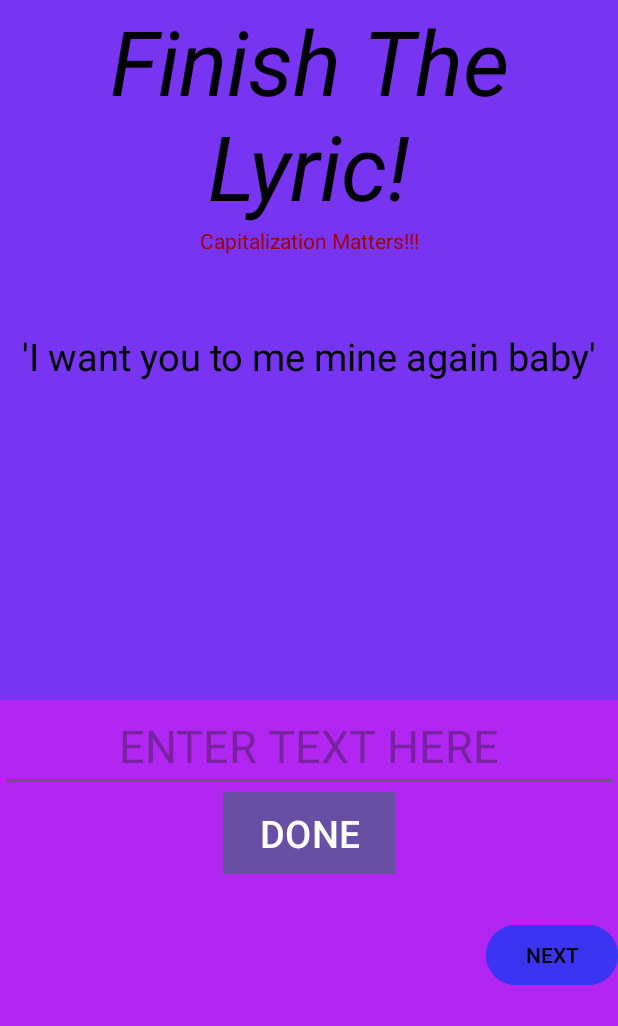
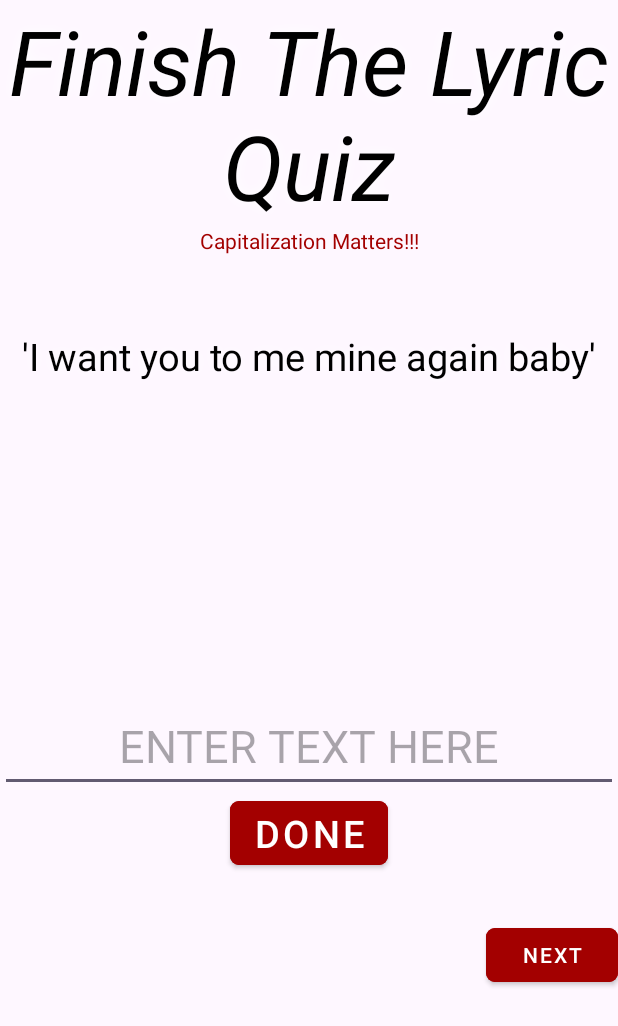
Before and after one commit to gimmeyahring/Finish_The_Drake_Lyric_Quiz, an Android app: the screen it shows after launch (MainActivity), on a phone screen of 412 x 824 dp. Shown: the top 1026 px of the screen. Run offline under Robolectric (Android 15) with nearby library versions, the phone set to English and light mode, and no system bars.

Commit message:
change design

```diff
--- a/app/src/main/res/layout/activity_main.xml
+++ b/app/src/main/res/layout/activity_main.xml
@@ -5,7 +5,7 @@
     android:layout_height="match_parent"
     android:orientation="vertical"
     android:gravity="top"
-    android:background="@color/color2"
+
 
     xmlns:android="http://schemas.android.com/apk/res/android">
 
@@ -14,10 +14,14 @@
         android:layout_height="wrap_content"
 
         android:gravity="center"
-        android:text="Finish The Lyric!"
+        android:text="@string/app_name"
         android:textSize="60sp"
         android:textStyle="italic"
-        android:background="@color/color1"
+        android:shadowColor="@color/white"
+        android:shadowDx="0.0"
+        android:shadowDy="0.0"
+        android:shadowRadius="10"
+
         android:textColor="@color/black"
         />
 
@@ -27,14 +31,14 @@
         android:layout_height="wrap_content"
         android:gravity="center"
         android:text="Capitalization Matters!!!"
-        android:background="@color/color1"
+
         android:textColor="@color/red"
         />
 
     <View
         android:layout_width="match_parent"
         android:layout_height="50sp"
-        android:foreground="@color/color1"
+
         />
 
     <TextView
@@ -43,7 +47,11 @@
         android:gravity="center"
         android:text="'I want you to me mine again baby'"
         android:textSize="25sp"
-        android:background="@color/color1"
+        android:shadowColor="@color/white"
+        android:shadowDx="0.0"
+        android:shadowDy="0.0"
+        android:shadowRadius="10"
+
         android:textColor="@color/black"
         android:id="@+id/questionTV"
         />
@@ -54,13 +62,13 @@
         android:textSize="50sp"
         android:gravity="center"
         android:textColor="@color/black"
-        android:background="@color/color1"
+
         android:id="@+id/answerMessage"
         />
     <TextView
         android:layout_width="match_parent"
         android:layout_height="wrap_content"
-        android:background="@color/color1"
+
         android:text=""
         android:gravity="center"
         android:layout_gravity="center"
@@ -71,7 +79,7 @@
     <View
         android:layout_width="match_parent"
         android:layout_height="125sp"
-        android:background="@color/color1"
+
         />
 
 
@@ -79,7 +87,7 @@
         android:layout_width="match_parent"
         android:layout_height="wrap_content"
         android:gravity="center"
-        android:hint="ENTER TEXT HERE"
+        android:hint="@string/enter_text_hint"
         android:textSize="30sp"
         android:id="@+id/enterTEXT"
         android:textColor="@color/black"
@@ -92,10 +100,12 @@
         android:layout_height="wrap_content"
         android:gravity="center"
         android:layout_gravity="center"
-        android:text="DONE"
+        android:text="@string/done_button"
         android:textSize="25dp"
         android:id="@+id/doneBTN"
-        android:background="@color/color3"
+        android:backgroundTint="@color/red"
+        style="@style/SquareButton"
+        android:textColor="@color/white"
         />
 
     <View
@@ -107,11 +117,13 @@
         android:layout_height="wrap_content"
         android:gravity="center"
         android:layout_gravity="end"
-        android:text="NEXT"
-        android:textColor="@color/black"
+        android:text="@string/next_button"
+        android:textColor="@color/white"
         android:id="@+id/nextBTN"
+        style="@style/SquareButton"
+        android:backgroundTint="@color/red"
 
-        android:backgroundTint="@color/color3"
+
         />
 
 
--- a/app/src/main/res/values/strings.xml
+++ b/app/src/main/res/values/strings.xml
@@ -1,3 +1,6 @@
 <resources>
-    <string name="app_name">Finish The Drake Lyric Quiz</string>
+    <string name="app_name">Finish The Lyric Quiz</string>
+    <string name="enter_text_hint">ENTER TEXT HERE</string>
+    <string name="done_button">DONE</string>
+    <string name="next_button">NEXT</string>
 </resources>
--- a/app/src/main/res/values/themes.xml
+++ b/app/src/main/res/values/themes.xml
@@ -4,6 +4,9 @@
         <!-- Customize your light theme here. -->
         <!-- <item name="colorPrimary">@color/my_light_primary</item> -->
     </style>
+    <style name="SquareButton" parent="Widget.MaterialComponents.Button">
+        <item name="cornerRadius">6dp</item>
+    </style>
 
     <style name="Theme.FinishTheDrakeLyricQuiz" parent="Base.Theme.FinishTheDrakeLyricQuiz" />
 </resources>
```
